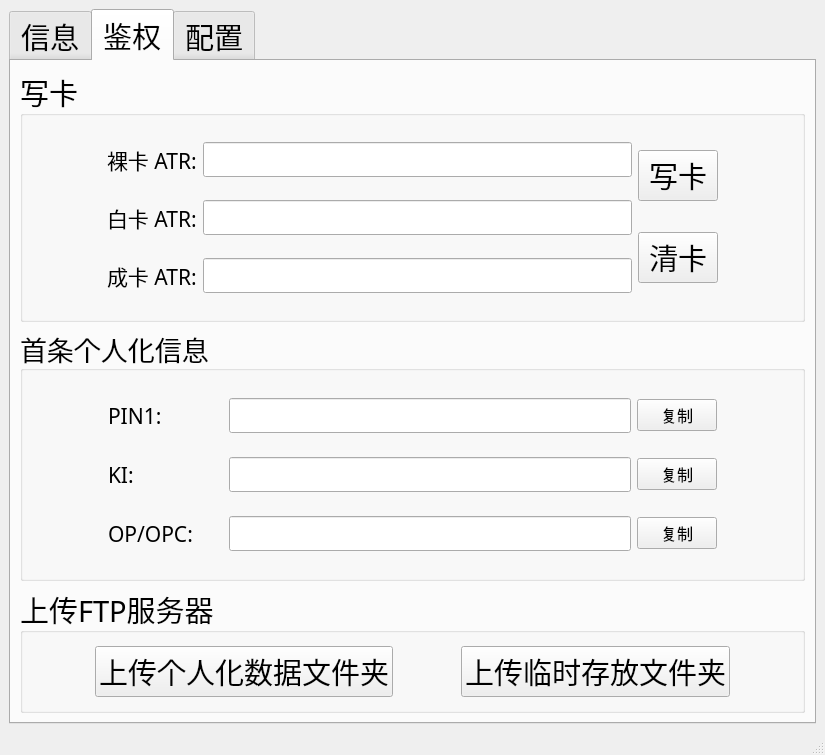
Before: the Qt Designer form res/ui/main_window.ui in zelviner/DataHandler, drawn with Qt 5.
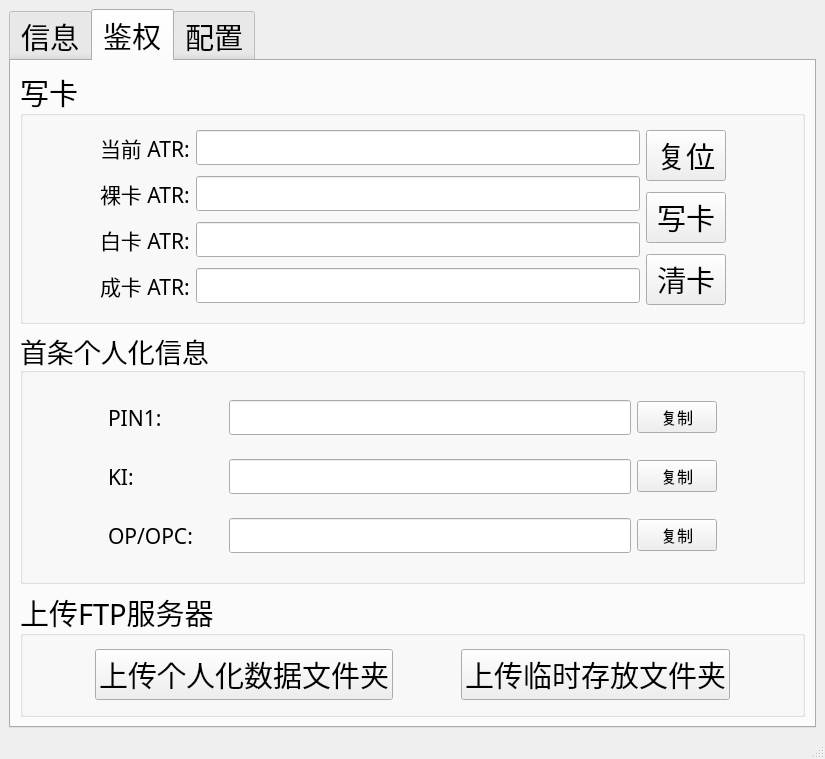
After: the same form once the commit is applied. The open tabs and pages were chosen to show the change.

The edit to the form file:
```diff
--- a/res/ui/main_window.ui
+++ b/res/ui/main_window.ui
@@ -7,7 +7,7 @@
     <x>0</x>
     <y>0</y>
     <width>825</width>
-    <height>755</height>
+    <height>759</height>
    </rect>
   </property>
   <property name="windowTitle">
@@ -618,7 +618,7 @@
             <property name="title">
              <string>写卡</string>
             </property>
-            <layout class="QHBoxLayout" name="horizontalLayout_29" stretch="1,7,1,1">
+            <layout class="QHBoxLayout" name="horizontalLayout_36" stretch="1,8,1,1">
              <item>
               <spacer name="horizontalSpacer_7">
                <property name="orientation">
@@ -633,7 +633,40 @@
               </spacer>
              </item>
              <item>
-              <layout class="QVBoxLayout" name="verticalLayout_5">
+              <layout class="QVBoxLayout" name="verticalLayout_6">
+               <item>
+                <layout class="QHBoxLayout" name="horizontalLayout_16" stretch="1,9">
+                 <item>
+                  <widget class="QLabel" name="pin1_8">
+                   <property name="font">
+                    <font>
+                     <family>微软雅黑</family>
+                     <pointsize>16</pointsize>
+                    </font>
+                   </property>
+                   <property name="text">
+                    <string>当前 ATR:</string>
+                   </property>
+                  </widget>
+                 </item>
+                 <item>
+                  <widget class="QLineEdit" name="current_card_line">
+                   <property name="enabled">
+                    <bool>true</bool>
+                   </property>
+                   <property name="font">
+                    <font>
+                     <family>微软雅黑</family>
+                     <pointsize>14</pointsize>
+                    </font>
+                   </property>
+                   <property name="readOnly">
+                    <bool>true</bool>
+                   </property>
+                  </widget>
+                 </item>
+                </layout>
+               </item>
                <item>
                 <layout class="QHBoxLayout" name="horizontalLayout_14" stretch="1,9">
                  <item>
@@ -701,7 +734,7 @@
                 </layout>
                </item>
                <item>
-                <layout class="QHBoxLayout" name="horizontalLayout_16" stretch="1,9">
+                <layout class="QHBoxLayout" name="horizontalLayout_29" stretch="1,9">
                  <item>
                   <widget class="QLabel" name="op_2">
                    <property name="font">
@@ -736,7 +769,14 @@
               </layout>
              </item>
              <item>
-              <layout class="QVBoxLayout" name="verticalLayout_6">
+              <layout class="QVBoxLayout" name="verticalLayout_5">
+               <item>
+                <widget class="QPushButton" name="reset_card_btn">
+                 <property name="text">
+                  <string>复位</string>
+                 </property>
+                </widget>
+               </item>
                <item>
                 <widget class="QPushButton" name="write_card_btn">
                  <property name="text">
```
